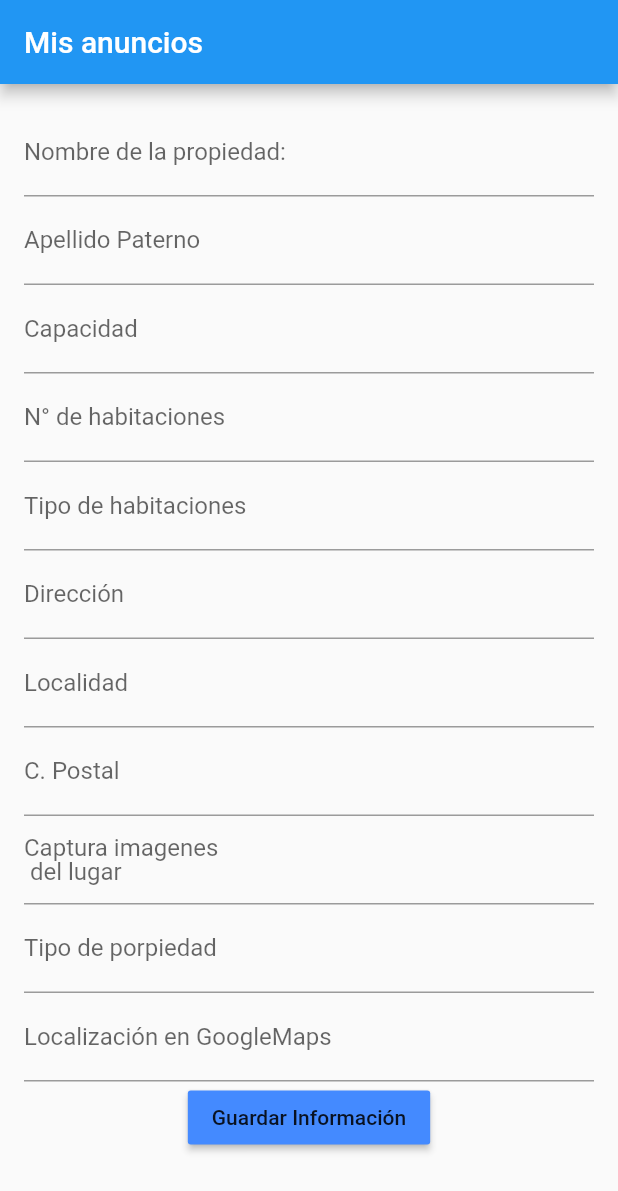
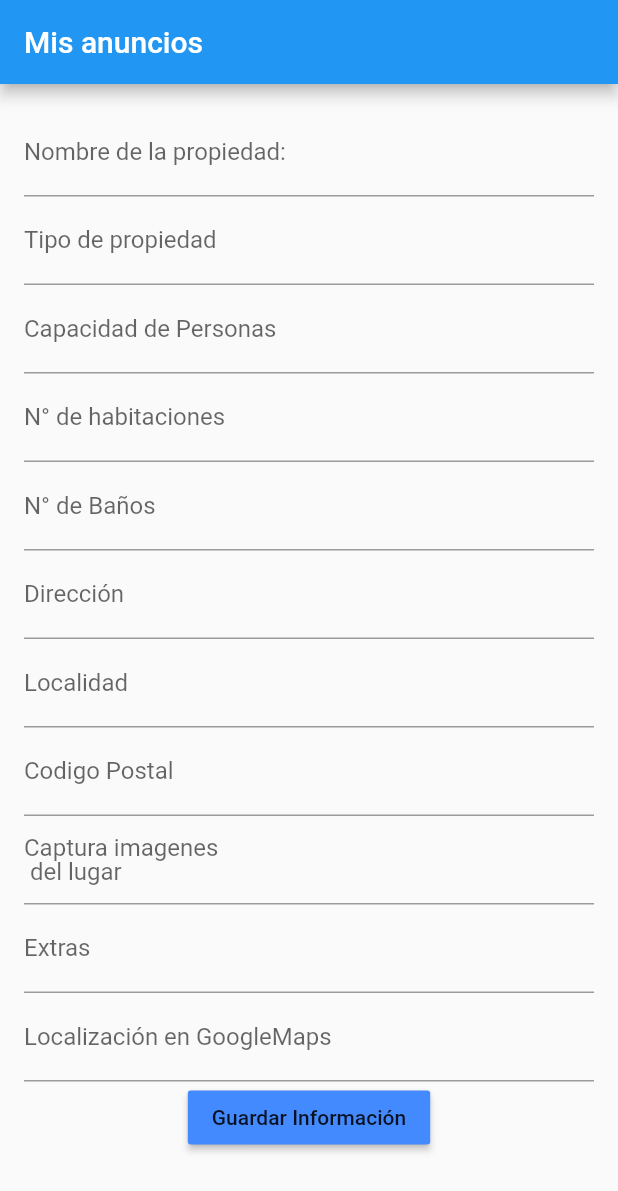
Before and after one commit to 14AlejandroNauatDuran/rommie_aplication, a Flutter app: the FormularioPerfil screen opened directly, on a phone screen of 412 x 824 dp. Shown: the top 1191 px of the screen. Run offline on Flutter 3.47's test engine with Material 2 defaults, Android fonts, the phone set to English and light mode, and no system bars.

Commit message:
update 6.28

```diff
--- a/flutter_login_ui/lib/screens/anuncio.dart
+++ b/flutter_login_ui/lib/screens/anuncio.dart
@@ -46,19 +46,20 @@ class FormularioPerfil extends StatelessWidget {
                   },
                 ),
                 TextFormField(
-                  decoration: InputDecoration(labelText: "Apellido Paterno"),
+                  decoration: InputDecoration(labelText: "Tipo de propiedad"),
                   onSaved: (value) {
                     apellidoPaterno = value;
                   },
                   validator: (value) {
                     if (value.isEmpty) {
-                      return "Llene este campo";
+                      return "Casa, Departamento...";
                     }
                     return null;
                   },
                 ),
                 TextFormField(
-                  decoration: InputDecoration(labelText: "Capacidad"),
+                  decoration:
+                      InputDecoration(labelText: "Capacidad de Personas"),
                   onSaved: (value) {
                     apellidoMaterno = value;
                   },
@@ -82,8 +83,7 @@ class FormularioPerfil extends StatelessWidget {
                   },
                 ),
                 TextFormField(
-                  decoration:
-                      InputDecoration(labelText: "Tipo de habitaciones"),
+                  decoration: InputDecoration(labelText: "N° de Baños"),
                   onSaved: (value) {
                     genero = value;
                   },
@@ -119,7 +119,7 @@ class FormularioPerfil extends StatelessWidget {
                   },
                 ),
                 TextFormField(
-                  decoration: InputDecoration(labelText: "C. Postal"),
+                  decoration: InputDecoration(labelText: "Codigo Postal"),
                   onSaved: (value) {
                     ocupacion = value;
                   },
@@ -144,7 +144,7 @@ class FormularioPerfil extends StatelessWidget {
                   },
                 ),
                 TextFormField(
-                  decoration: InputDecoration(labelText: "Tipo de porpiedad"),
+                  decoration: InputDecoration(labelText: "Extras"),
                   onSaved: (value) {
                     ocupacion = value;
                   },
```
Also changed, not shown: 1 other file.
